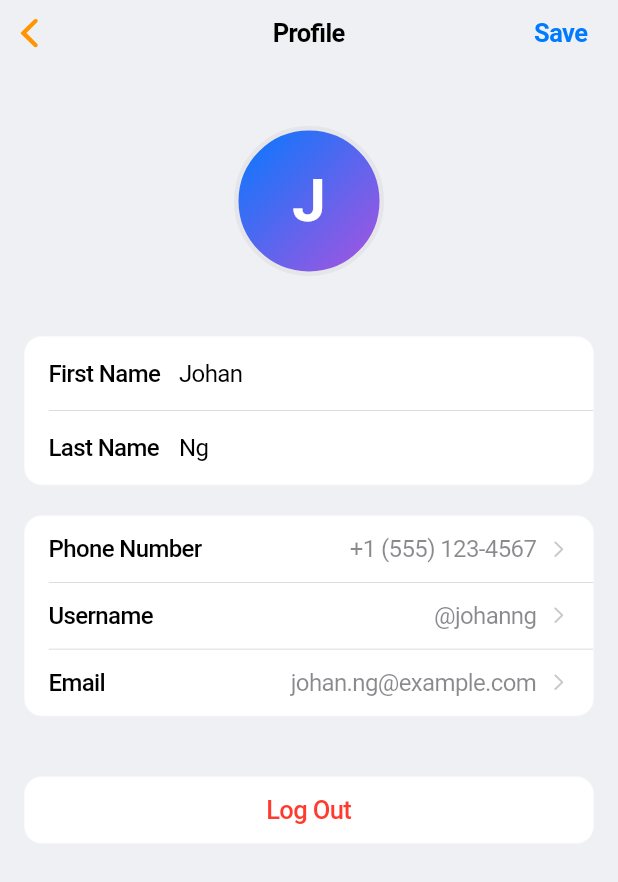
After one commit to 0xjeffro/Signal, a Flutter app: the ProfilePage screen opened directly, on a phone screen of 412 x 824 dp. The commit adds this screen. Shown: the top 882 px of the screen. Run offline on Flutter 3.47's test engine with Material 3 defaults, Android fonts, the phone set to English and light mode, and no system bars; our stand-ins replace flutter_svg.

Commit message:
Add ProfilePage and integrate with SettingsPage
- Created a new ProfilePage for user profile management, including fields for first name, last name, username, and email.
- Implemented UI components for avatar selection, contact information display, and logout functionality.
- Updated SettingsPage to navigate to ProfilePage, enhancing user experience for profile editing.

```diff
--- /dev/null
+++ b/signal_app/lib/pages/profile_page.dart
@@ -0,0 +1,426 @@
+import 'package:flutter/cupertino.dart';
+import 'package:flutter/material.dart';
+
+class ProfilePage extends StatefulWidget {
+  const ProfilePage({super.key});
+
+  @override
+  State<ProfilePage> createState() => _ProfilePageState();
+}
+
+class _ProfilePageState extends State<ProfilePage> {
+  final TextEditingController _firstNameController = TextEditingController(
+    text: 'Johan',
+  );
+  final TextEditingController _lastNameController = TextEditingController(
+    text: 'Ng',
+  );
+  final TextEditingController _usernameController = TextEditingController(
+    text: '@johanng',
+  );
+  final TextEditingController _emailController = TextEditingController(
+    text: 'johan.ng@example.com',
+  );
+
+  @override
+  void dispose() {
+    _firstNameController.dispose();
+    _lastNameController.dispose();
+    _usernameController.dispose();
+    _emailController.dispose();
+    super.dispose();
+  }
+
+  @override
+  Widget build(BuildContext context) {
+    return CupertinoPageScaffold(
+      resizeToAvoidBottomInset: false,
+      backgroundColor:
+          MediaQuery.of(context).platformBrightness == Brightness.dark
+          ? CupertinoColors.systemBackground.resolveFrom(context)
+          : Color(0xFFEEF0F4),
+      navigationBar: CupertinoNavigationBar(
+        middle: Text('Profile'),
+        backgroundColor:
+            MediaQuery.of(context).platformBrightness == Brightness.dark
+            ? CupertinoColors.systemBackground.resolveFrom(context)
+            : Color(0xFFEEF0F4),
+        trailing: CupertinoButton(
+          padding: EdgeInsets.zero,
+          child: Text(
+            'Save',
+            style: TextStyle(
+              color: CupertinoColors.systemBlue,
+              fontWeight: FontWeight.w600,
+            ),
+          ),
+          onPressed: () => _saveProfile(),
+        ),
+      ),
+      child: SafeArea(
+        child: SingleChildScrollView(
+          child: Column(
+            children: [
+              SizedBox(height: 40),
+
+              // 头像
+              _buildAvatar(),
+
+              SizedBox(height: 40),
+
+              // 姓名组
+              _buildNameSection(),
+
+              SizedBox(height: 20),
+
+              // 联系信息组
+              _buildContactSection(),
+
+              SizedBox(height: 40),
+
+              // 登出按钮
+              _buildLogOutButton(),
+
+              SizedBox(height: 40),
+            ],
+          ),
+        ),
+      ),
+    );
+  }
+
+  Widget _buildAvatar() {
+    return GestureDetector(
+      onTap: () => _showChangeAvatarOptions(),
+      child: Container(
+        width: 100,
+        height: 100,
+        decoration: BoxDecoration(
+          shape: BoxShape.circle,
+          border: Border.all(
+            color: MediaQuery.of(context).platformBrightness == Brightness.dark
+                ? CupertinoColors.systemGrey4.resolveFrom(context)
+                : CupertinoColors.systemGrey5.resolveFrom(context),
+            width: 3,
+          ),
+          gradient: LinearGradient(
+            colors: [CupertinoColors.systemBlue, CupertinoColors.systemPurple],
+            begin: Alignment.topLeft,
+            end: Alignment.bottomRight,
+          ),
+        ),
+        child: Center(
+          child: Text(
+            'J',
+            style: TextStyle(
+              color: CupertinoColors.white,
+              fontSize: 40,
+              fontWeight: FontWeight.w600,
+            ),
+          ),
+        ),
+      ),
+    );
+  }
+
+  Widget _buildNameSection() {
+    return Container(
+      margin: EdgeInsets.symmetric(horizontal: 16),
+      decoration: BoxDecoration(
+        color: MediaQuery.of(context).platformBrightness == Brightness.dark
+            ? CupertinoColors.systemGrey6.resolveFrom(context)
+            : CupertinoColors.white,
+        borderRadius: BorderRadius.circular(12),
+        border: Border.all(
+          color: CupertinoColors.systemGrey5
+              .resolveFrom(context)
+              .withOpacity(0.3),
+          width: 0.5,
+        ),
+      ),
+      child: Column(
+        children: [
+          _buildTextFieldItem(
+            controller: _firstNameController,
+            label: 'First Name',
+            isFirst: true,
+          ),
+          Container(
+            margin: EdgeInsets.only(left: 16),
+            height: 0.5,
+            color: CupertinoColors.systemGrey4.resolveFrom(context),
+          ),
+          _buildTextFieldItem(
+            controller: _lastNameController,
+            label: 'Last Name',
+            isLast: true,
+          ),
+        ],
+      ),
+    );
+  }
+
+  Widget _buildContactSection() {
+    return Container(
+      margin: EdgeInsets.symmetric(horizontal: 16),
+      decoration: BoxDecoration(
+        color: MediaQuery.of(context).platformBrightness == Brightness.dark
+            ? CupertinoColors.systemGrey6.resolveFrom(context)
+            : CupertinoColors.white,
+        borderRadius: BorderRadius.circular(12),
+        border: Border.all(
+          color: CupertinoColors.systemGrey5
+              .resolveFrom(context)
+              .withOpacity(0.3),
+          width: 0.5,
+        ),
+      ),
+      child: Column(
+        children: [
+          _buildLabelValueItem(
+            label: 'Phone Number',
+            value: '+1 (555) 123-4567',
+            onTap: () => _showComingSoon('Phone Number'),
+          ),
+          Container(
+            margin: EdgeInsets.only(left: 16),
+            height: 0.5,
+            color: CupertinoColors.systemGrey4.resolveFrom(context),
+          ),
+          _buildLabelValueItem(
+            label: 'Username',
+            value: _usernameController.text,
+            onTap: () => _showUsernameEdit(),
+          ),
+          Container(
+            margin: EdgeInsets.only(left: 16),
+            height: 0.5,
+            color: CupertinoColors.systemGrey4.resolveFrom(context),
+          ),
+          _buildLabelValueItem(
+            label: 'Email',
+            value: _emailController.text,
+            onTap: () => _showEmailEdit(),
+          ),
+        ],
+      ),
+    );
+  }
+
+  Widget _buildTextFieldItem({
+    required TextEditingController controller,
+    required String label,
+    bool isFirst = false,
+    bool isLast = false,
+  }) {
+    return Container(
+      padding: EdgeInsets.symmetric(horizontal: 16, vertical: 8),
+      child: Row(
+        children: [
+          SizedBox(
+            width: 80,
+            child: Text(
+              label,
+              style: TextStyle(
+                fontSize: 16,
+                fontWeight: FontWeight.w500,
+                color: CupertinoColors.label.resolveFrom(context),
+              ),
+            ),
+          ),
+          Expanded(
+            child: CupertinoTextField(
+              controller: controller,
+              decoration: BoxDecoration(),
+              style: TextStyle(
+                fontSize: 16,
+                fontWeight: FontWeight.w400,
+                color: CupertinoColors.label.resolveFrom(context),
+              ),
+              placeholder: 'Enter $label',
+              placeholderStyle: TextStyle(
+                color: CupertinoColors.systemGrey3.resolveFrom(context),
+              ),
+            ),
+          ),
+        ],
+      ),
+    );
+  }
+
+  Widget _buildLabelValueItem({
+    required String label,
+    required String value,
+    required VoidCallback onTap,
+  }) {
+    return CupertinoButton(
+      padding: EdgeInsets.zero,
+      onPressed: onTap,
+      child: Container(
+        padding: EdgeInsets.symmetric(horizontal: 16, vertical: 12),
+        child: Row(
+          children: [
+            SizedBox(
+              width: 110,
+              child: Text(
+                label,
+                style: TextStyle(
+                  fontSize: 16,
+                  fontWeight: FontWeight.w500,
+                  color: CupertinoColors.label.resolveFrom(context),
+                ),
+                maxLines: 1,
+                overflow: TextOverflow.ellipsis,
+              ),
+            ),
+            Expanded(
+              child: Text(
+                value,
+                style: TextStyle(
+                  fontSize: 16,
+                  color: CupertinoColors.secondaryLabel.resolveFrom(context),
+                ),
+                textAlign: TextAlign.right,
+              ),
+            ),
+            SizedBox(width: 8),
+            Icon(
+              CupertinoIcons.chevron_right,
+              color: CupertinoColors.systemGrey3.resolveFrom(context),
+              size: 14,
+            ),
+          ],
+        ),
+      ),
+    );
+  }
+
+  Widget _buildLogOutButton() {
+    return Container(
+      margin: EdgeInsets.symmetric(horizontal: 16),
+      decoration: BoxDecoration(
+        color: MediaQuery.of(context).platformBrightness == Brightness.dark
+            ? CupertinoColors.systemGrey6.resolveFrom(context)
+            : CupertinoColors.white,
+        borderRadius: BorderRadius.circular(12),
+        border: Border.all(
+          color: CupertinoColors.systemGrey5
+              .resolveFrom(context)
+              .withOpacity(0.3),
+          width: 0.5,
+        ),
+      ),
+      child: CupertinoButton(
+        padding: EdgeInsets.zero,
+        onPressed: () => _showLogOutConfirmation(),
+        child: Container(
+          padding: EdgeInsets.symmetric(horizontal: 16, vertical: 12),
+          child: Center(
+            child: Text(
+              'Log Out',
+              style: TextStyle(
+                fontSize: 17,
+                fontWeight: FontWeight.w500,
+                color: CupertinoColors.systemRed,
+              ),
+            ),
+          ),
+        ),
+      ),
+    );
+  }
+
+  void _showChangeAvatarOptions() {
+    showCupertinoModalPopup(
+      context: context,
+      builder: (context) => CupertinoActionSheet(
+        title: Text('Change Profile Photo'),
+        actions: [
+          CupertinoActionSheetAction(
+            child: Text('Take Photo'),
+            onPressed: () {
+              Navigator.pop(context);
+              _showComingSoon('Take Photo');
+            },
+          ),
+          CupertinoActionSheetAction(
+            child: Text('Choose from Library'),
+            onPressed: () {
+              Navigator.pop(context);
+              _showComingSoon('Photo Library');
+            },
+          ),
+        ],
+        cancelButton: CupertinoActionSheetAction(
+          child: Text('Cancel'),
+          onPressed: () => Navigator.pop(context),
+        ),
+      ),
+    );
+  }
+
+  void _saveProfile() {
+    showCupertinoDialog(
+      context: context,
+      builder: (context) => CupertinoAlertDialog(
+        title: Text('Profile Updated'),
+        content: Text('Your profile has been saved successfully.'),
+        actions: [
+          CupertinoDialogAction(
+            child: Text('OK'),
+            onPressed: () => Navigator.of(context).pop(),
+          ),
+        ],
+      ),
+    );
+  }
+
+  void _showLogOutConfirmation() {
+    showCupertinoDialog(
+      context: context,
+      builder: (context) => CupertinoAlertDialog(
+        title: Text('Log Out'),
+        content: Text('Are you sure you want to log out of your account?'),
+        actions: [
+          CupertinoDialogAction(
+            child: Text('Cancel'),
+            onPressed: () => Navigator.of(context).pop(),
+          ),
+          CupertinoDialogAction(
+            isDestructiveAction: true,
+            child: Text('Log Out'),
+            onPressed: () {
+              Navigator.of(context).pop();
+              Navigator.of(context).pop(); // 返回到settings页面
+              _showComingSoon('Log Out');
+            },
+          ),
+        ],
+      ),
+    );
+  }
+
+  void _showUsernameEdit() {
+    _showComingSoon('Username Edit');
+  }
+
+  void _showEmailEdit() {
+    _showComingSoon('Email Edit');
+  }
+
+  void _showComingSoon(String feature) {
+    showCupertinoDialog(
+      context: context,
+      builder: (context) => CupertinoAlertDialog(
+        title: Text('Coming Soon'),
+        content: Text('$feature feature will be available in a future update.'),
+        actions: [
+          CupertinoDialogAction(
+            child: Text('OK'),
+            onPressed: () => Navigator.of(context).pop(),
+          ),
+        ],
+      ),
+    );
+  }
+}
--- a/signal_app/lib/pages/settings_page.dart
+++ b/signal_app/lib/pages/settings_page.dart
@@ -1,5 +1,5 @@
 import 'package:flutter/cupertino.dart';
-import 'package:flutter/material.dart';
+import 'profile_page.dart';
 
 class SettingsPage extends StatefulWidget {
   const SettingsPage({super.key});
@@ -120,7 +120,12 @@ class _SettingsPageState extends State<SettingsPage> {
   }
 
   Widget _buildUserProfileCard(BuildContext context) {
-    return Container(
+    return CupertinoButton(
+      padding: EdgeInsets.zero,
+      onPressed: () => Navigator.of(
+        context,
+      ).push(CupertinoPageRoute(builder: (context) => ProfilePage())),
+      child: Container(
         margin: EdgeInsets.symmetric(horizontal: 16, vertical: 8),
         padding: EdgeInsets.all(16),
         decoration: BoxDecoration(
@@ -145,7 +150,8 @@ class _SettingsPageState extends State<SettingsPage> {
                 shape: BoxShape.circle,
                 border: Border.all(
                   color:
-                    MediaQuery.of(context).platformBrightness == Brightness.dark
+                      MediaQuery.of(context).platformBrightness ==
+                          Brightness.dark
                       ? CupertinoColors.systemGrey4.resolveFrom(context)
                       : CupertinoColors.systemGrey5.resolveFrom(context),
                   width: 2,
@@ -192,7 +198,9 @@ class _SettingsPageState extends State<SettingsPage> {
                     style: TextStyle(
                       fontSize: 14,
                       fontWeight: FontWeight.w400,
-                    color: CupertinoColors.secondaryLabel.resolveFrom(context),
+                      color: CupertinoColors.secondaryLabel.resolveFrom(
+                        context,
+                      ),
                       height: 1.2,
                     ),
                   ),
@@ -210,18 +218,14 @@ class _SettingsPageState extends State<SettingsPage> {
               ),
             ),
 
-          // 进入按钮
-          CupertinoButton(
-            padding: EdgeInsets.zero,
-            minSize: 0,
-            child: Icon(
+            // 进入箭头
+            Icon(
               CupertinoIcons.chevron_right,
               color: CupertinoColors.systemGrey3.resolveFrom(context),
               size: 16,
             ),
-            onPressed: () => _showComingSoon(context, 'Profile'),
+          ],
         ),
-        ],
       ),
     );
   }
```
Lines whose indentation alone changed are shown as unchanged.
